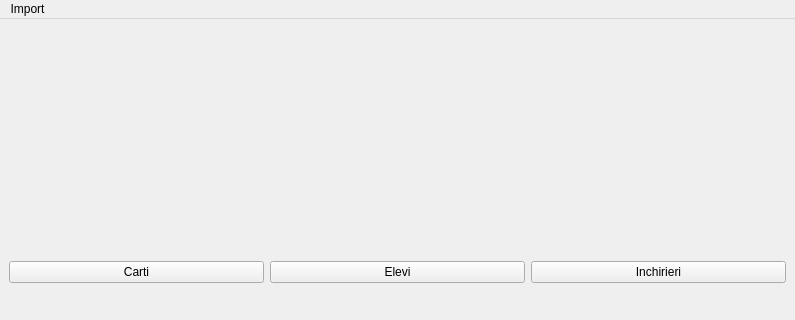
This is src/main/resources/base/UIs/main.ui in nan-dre/OLDI as Qt 5 draws it before an edit; both pictures show x 0 to 795 and y 0 to 320 of the 795 by 547 pixel window. The edited form follows.
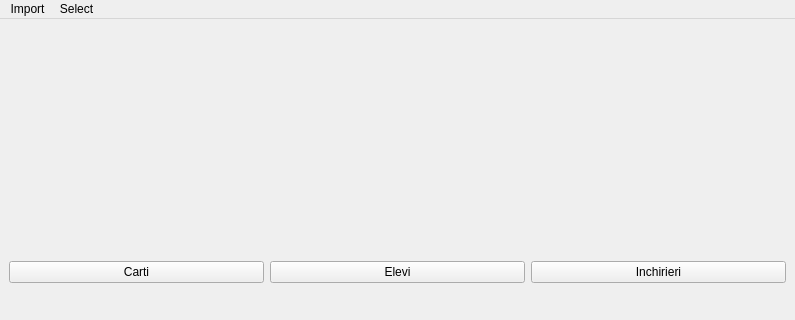
This is the edited form. Icons and pictures are not drawn.

Patch:
```diff
--- a/src/main/resources/base/UIs/main.ui
+++ b/src/main/resources/base/UIs/main.ui
@@ -58,7 +58,14 @@
     <addaction name="action_import_books"/>
     <addaction name="action_import_students"/>
    </widget>
+   <widget class="QMenu" name="menuSelect">
+    <property name="title">
+     <string>Select</string>
+    </property>
+    <addaction name="action_select_database"/>
+   </widget>
    <addaction name="menuImport"/>
+   <addaction name="menuSelect"/>
   </widget>
   <widget class="QStatusBar" name="statusbar"/>
   <action name="actionImport">
```
Left out of the diff: 9 changed lines with no effect on the pictures.
